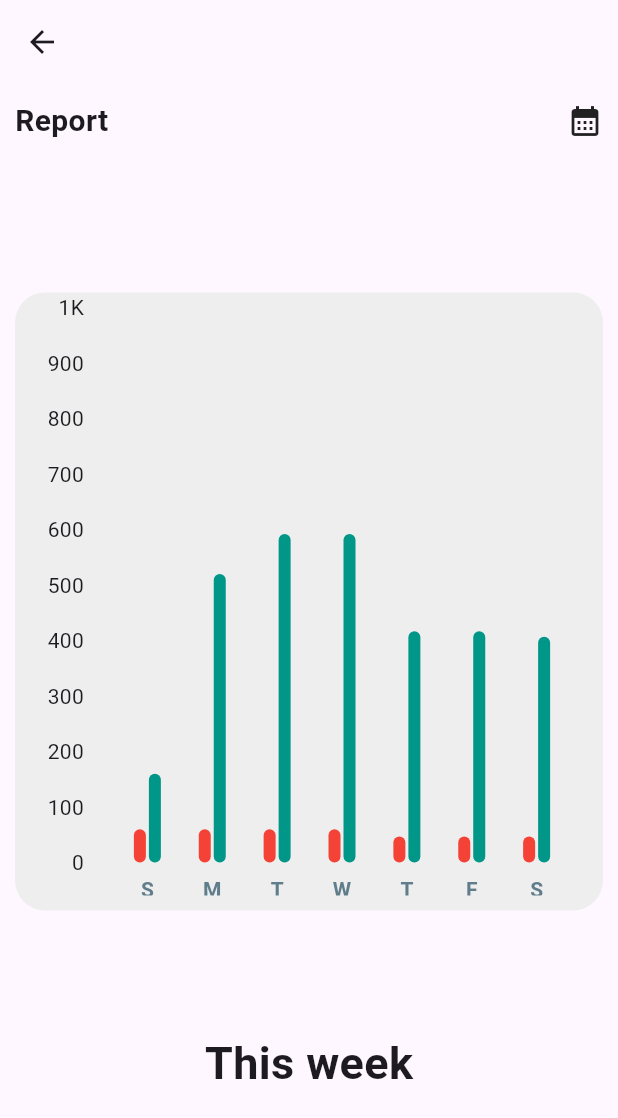
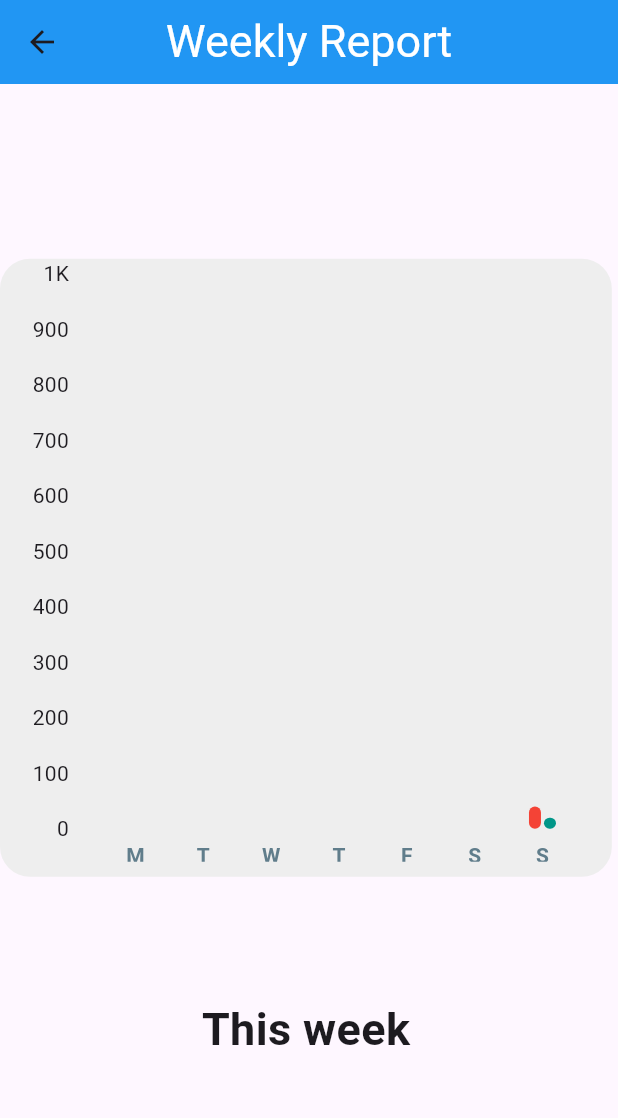
Before and after one commit to Braksha/SpendWise, a Flutter app: the ReportScreen screen opened directly, on a phone screen of 412 x 824 dp. Shown: the top 1118 px of the screen. Run offline on Flutter 3.47's test engine with Material 3 defaults, Android fonts, the phone set to English and light mode, and no system bars; drawn by our look-alikes of fl_chart; our stand-ins replace bloc, curved_navigation_bar, flutter_bloc.

Commit message:
Transactions Report Functions

```diff
--- a/lib/models/transactions.dart
+++ b/lib/models/transactions.dart
@@ -42,7 +42,37 @@ double thisMonthOutcomes() {
       outcomes += transaction.paid;
     }
   }
-  // totalBalance -= outcomes;
-  print('****************************$outcomes');
   return outcomes;
 }
+
+// List<double> thisWeekIcomes() {
+//   List<double> Incomes = [0, 0, 0, 0, 0, 0, 0];
+//   int weekday = DateTime.now().weekday;
+//   int today = DateTime.now().weekday;
+
+//   for (Transaction transaction in transactions) {
+//     if (transaction.type.name == 'Income' &&
+//         transaction.created.weekday <= weekday &&
+//         today - transaction.created.day < 7) {
+//       Incomes[weekday - 1] += transaction.paid;
+//     }
+//   }
+//   print(Incomes);
+//   return Incomes;
+// }
+
+List<double> thisWeekAmounts(String amountsType) {
+  List<double> amounts = [0, 0, 0, 0, 0, 0, 0];
+  int weekday = DateTime.now().weekday;
+  int today = DateTime.now().weekday;
+
+  for (Transaction transaction in transactions) {
+    if (transaction.type.name == amountsType &&
+        transaction.created.weekday <= weekday &&
+        today - transaction.created.day < 7) {
+      amounts[weekday - 1] += transaction.paid.abs();
+    }
+  }
+  // print(Outcomes);
+  return amounts;
+}
--- a/lib/screens/report_screen.dart
+++ b/lib/screens/report_screen.dart
@@ -1,7 +1,7 @@
 import 'package:curved_navigation_bar/curved_navigation_bar.dart';
 import 'package:flutter/material.dart';
+import 'package:spendwise/models/transactions.dart';
 import 'package:spendwise/widgets/bar_graph.dart';
-
 
 class ReportScreen extends StatefulWidget {
   ReportScreen({super.key});
@@ -11,7 +11,7 @@ import 'package:spendwise/widgets/bar_graph.dart';
 }
 
 class _ReportScreenState extends State<ReportScreen> {
-   List <double> weeklySummaryExpense = [
+  List<double> weeklySummaryExpense = [
     59.7,
     59.7,
     59.7,
@@ -20,7 +20,7 @@ import 'package:spendwise/widgets/bar_graph.dart';
     46.7,
     46.7,
   ];
-   List <double> weeklySummaryIncome = [
+  List<double> weeklySummaryIncome = [
     159.7,
     519.7,
     591.7,
@@ -33,53 +33,43 @@ import 'package:spendwise/widgets/bar_graph.dart';
   @override
   Widget build(BuildContext context) {
     return Scaffold(
-       appBar: AppBar(),
-       body: Padding(
-         padding: const EdgeInsets.all(10.0),
-         child: Column(
-           children:[
-             Row(
-               children: [
-                 Text("Report",
+      appBar: AppBar(
+        backgroundColor: Colors.blue,
+        title: const Text(
+          'Weekly Report',
           style: TextStyle(
-                       fontWeight: FontWeight.bold,
-                       fontSize: 20
+            fontSize: 30,
+            color: Colors.white,
           ),
         ),
-                 Spacer(),
-                 Icon(
-                     Icons.calendar_month
+        centerTitle: true,
       ),
-
-               ],
-             ),
-            SizedBox(
-              height: 100,
-            ),
+      body: Padding(
+        padding: const EdgeInsets.all(0),
+        child: Column(
+          mainAxisAlignment: MainAxisAlignment.center,
+          children: [
             Container(
-
-              height: MediaQuery.of(context).size.height/2,
+              height: MediaQuery.of(context).size.height / 2,
               width: MediaQuery.of(context).size.width * 0.99,
-
               decoration: BoxDecoration(
                   color: Colors.grey[200],
-                borderRadius: BorderRadius.circular(20)
-              ),
-
+                  borderRadius: BorderRadius.circular(20)),
               child: Padding(
                 padding: const EdgeInsets.all(10.0),
                 child: SizedBox(
-
                   child: MyGraph(
-                       weeklySummaryExpense: weeklySummaryExpense,
-                      weeklySummaryIncom: weeklySummaryIncome,
-                    ),),
+                    weeklySummaryExpense: thisWeekAmounts('Income'),
+                    weeklySummaryIncom: thisWeekAmounts('Outcome'),
+                  ),
+                ),
               ),
             ),
             SizedBox(
               height: 80,
             ),
-          Text("This week",
+            Text(
+              "This week",
               style: TextStyle(
                 fontSize: 30,
                 fontWeight: FontWeight.bold,
@@ -87,8 +77,7 @@ import 'package:spendwise/widgets/bar_graph.dart';
             ),
           ],
         ),
-
-       ) ,
+      ),
     );
   }
 }
--- a/lib/widgets/bar_graph.dart
+++ b/lib/widgets/bar_graph.dart
@@ -1,8 +1,7 @@
 import 'package:flutter/cupertino.dart';
 import 'package:flutter/material.dart';
 import 'package:fl_chart/fl_chart.dart';
-  import 'package:spendwise/widgets/bar_data.dart';
-
+import 'package:spendwise/widgets/bar_data.dart';
 
 class MyGraph extends StatelessWidget {
   final List weeklySummaryExpense;
@@ -15,7 +14,7 @@ class MyGraph extends StatelessWidget {
 
   @override
   Widget build(BuildContext context) {
-     double max = 1000;
+    double max = 1000;
     BarData myBarData = BarData(
       SunAmount: weeklySummaryExpense[0],
       ManAmount: weeklySummaryExpense[1],
@@ -40,7 +39,7 @@ class MyGraph extends StatelessWidget {
 
     return BarChart(
       BarChartData(
-         maxY : max,
+        maxY: max,
         minY: 0,
         gridData: FlGridData(show: false),
         borderData: FlBorderData(show: false),
@@ -53,20 +52,22 @@ class MyGraph extends StatelessWidget {
               getTitlesWidget: getBottomTitles,
             ),
           ),
-
         ),
         barGroups: myBarData.barData.map((data) {
-          double expense = weeklySummaryExpense[data.x]; // Assuming weeklySummaryExpense is a list
+          double expense = weeklySummaryExpense[
+              data.x]; // Assuming weeklySummaryExpense is a list
           double income = weeklySummaryIncom[data.x];
           return BarChartGroupData(
             x: data.x,
             barRods: [
               BarChartRodData(
-                toY:  expense > max ? max : expense,
+                toY: expense > max ? max : expense,
                 color: Colors.red,
               ),
               BarChartRodData(
-                toY: income > max ? max : income, // Replace with your income value
+                toY: income > max
+                    ? max
+                    : income, // Replace with your income value
                 color: Colors.teal,
               ),
             ],
@@ -85,22 +86,22 @@ class MyGraph extends StatelessWidget {
     Widget text;
     switch (value.toInt()) {
       case 0:
-        text = const Text('S', style: style);
+        text = const Text('M', style: style);
         break;
       case 1:
-        text = const Text('M', style: style);
+        text = const Text('T', style: style);
         break;
       case 2:
+        text = const Text('W', style: style);
+        break;
+      case 3:
         text = const Text('T', style: style);
         break;
-      case 3:
-        text = const Text('W', style: style);
-        break;
       case 4:
-        text = const Text('T', style: style);
+        text = const Text('F', style: style);
         break;
       case 5:
-        text = const Text('F', style: style);
+        text = const Text('S', style: style);
         break;
       case 6:
         text = const Text('S', style: style);
--- a/pubspec.yaml
+++ b/pubspec.yaml
@@ -38,6 +38,8 @@ dependencies:
   # Use with the CupertinoIcons class for iOS style icons.
   cupertino_icons: ^1.0.2
   fl_chart: ^0.66.0
+  bloc: ^8.1.2
+  flutter_bloc: ^8.1.3
 
 dev_dependencies:
   flutter_test:
```
Also changed, not shown: lib/application/transaction_cubit.dart (added, +17 -0 lines), lib/application/transaction_state.dart (added, +18 -0 lines), lib/comonents.dart/tranasaction_tile.dart (+14 -0 lines), lib/screens/add_trasaction_screen.dart (+13 -2 lines), lib/screens/home_screen.dart (+23 -10 lines), lib/screens/transactions_screen.dart (added, +49 -0 lines), pubspec.lock. Lines whose indentation alone changed are shown as unchanged.
